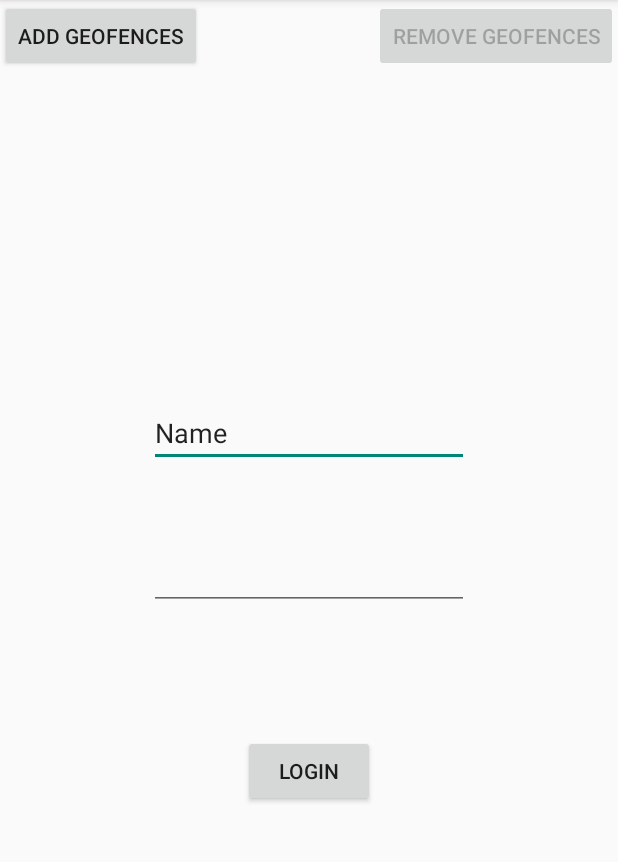
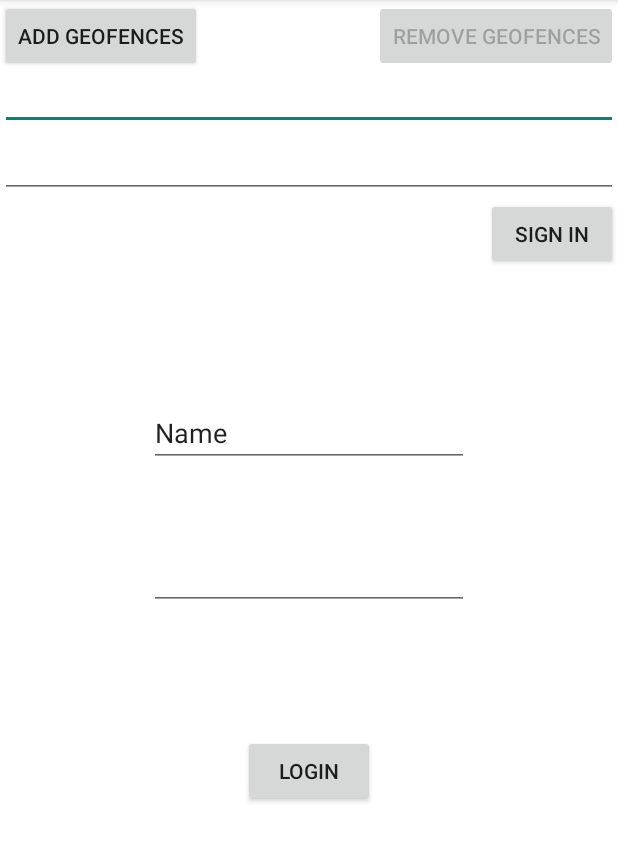
Before and after one commit to Hodov/Geofencing, an Android app: the screen it shows after launch (MainActivity), on a phone screen of 412 x 824 dp, the part 84-946 px from its top. Run offline under Robolectric (Android 15) with nearby library versions, the phone set to English and light mode, and no system bars; libraries missing offline, so code that uses them is left out: com.firebase.client; 5 statements that could not run were skipped.

```diff
--- a/app/src/main/AndroidManifest.xml
+++ b/app/src/main/AndroidManifest.xml
@@ -27,6 +27,7 @@ limitations under the License.
 
 
     <application
+        android:name=".MySingleton"
         android:allowBackup="true"
         android:icon="@drawable/ic_launcher"
         android:label="@string/app_name"
--- /dev/null
+++ b/app/src/main/java/com/google/android/gms/location/sample/geofencing/LoginFragment.java
@@ -0,0 +1,103 @@
+package com.google.android.gms.location.sample.geofencing;
+
+
+
+import android.os.Bundle;
+import android.support.v4.app.Fragment;
+import android.view.LayoutInflater;
+import android.view.View;
+import android.view.ViewGroup;
+import android.widget.Button;
+import android.widget.EditText;
+
+import com.firebase.client.AuthData;
+import com.firebase.client.Firebase;
+import com.firebase.client.FirebaseError;
+
+import java.util.Map;
+
+/**
+ * Created by Andrey on 12.03.2016.
+ */
+public class LoginFragment extends Fragment {
+    private Button mLoginButton;
+    private EditText mLoginText;
+    private EditText mPasswordText;
+
+    // The onCreateView method is called when Fragment should create its View object hierarchy,
+    // either dynamically or via XML layout inflation.
+    @Override
+    public View onCreateView(LayoutInflater inflater, ViewGroup parent, Bundle savedInstanceState) {
+        // Defines the xml file for the fragment
+
+        View view = inflater.inflate(R.layout.fragment_login, parent, false);
+
+        //Get the login widgets
+        mLoginButton = (Button) view.findViewById(R.id.loginbutton);
+        mLoginText = (EditText) view.findViewById(R.id.email);
+        mPasswordText = (EditText) view.findViewById(R.id.pass);
+
+        mLoginButton.setOnClickListener(new View.OnClickListener() {
+            public void onClick(View v) {
+                MySingleton s = (MySingleton) getActivity().getApplication();
+                signInUser(s.myFirebaseRef, mLoginText.getText().toString(), mPasswordText.getText().toString());
+                // Perform action on click
+            }
+        });
+
+        return view;
+    }
+
+    // This event is triggered soon after onCreateView().
+    // Any view setup should occur here.  E.g., view lookups and attaching view listeners.
+    @Override
+    public void onViewCreated(View view, Bundle savedInstanceState) {
+        // Setup any handles to view objects here
+        // EditText etFoo = (EditText) view.findViewById(R.id.etFoo);
+    }
+
+    private void signInUser(Firebase myFirebaseRef, String login, String pass) {
+        final String userLogin = login;
+
+        // Create a handler to handle the result of the authentication
+        Firebase.AuthResultHandler authResultHandler = new Firebase.AuthResultHandler() {
+            @Override
+            public void onAuthenticated(AuthData authData) {
+                // Authenticated successfully with payload authData
+                System.out.println("Залогинился");
+            }
+
+            @Override
+            public void onAuthenticationError(FirebaseError firebaseError) {
+                // Authenticated failed with error firebaseError
+                System.out.println("Еррор");
+                System.out.println(firebaseError);
+            }
+        };
+        // Or with an email/password combination
+        System.out.println(userLogin + "  + " + pass);
+        myFirebaseRef.authWithPassword(userLogin, pass, authResultHandler);
+
+        /*
+
+        myFirebaseRef.createUser(login, pass, new Firebase.ValueResultHandler<Map<String, Object>>() {
+            @Override
+            public void onSuccess(Map<String, Object> result) {
+                System.out.println("Successfully created user account with uid: " + result.get("uid"));
+
+                Firebase ref = new Firebase("https://barfly.firebaseio.com/users/" + userLogin);
+                ref.child("uid").setValue(result.get("uid"));
+            }
+
+            @Override
+            public void onError(FirebaseError firebaseError) {
+                System.out.println("Unsuccessfully created user account: " + firebaseError);
+                // there was an error
+            }
+        });
+
+    }
+*/
+
+    }
+}
--- a/app/src/main/java/com/google/android/gms/location/sample/geofencing/MainActivity.java
+++ b/app/src/main/java/com/google/android/gms/location/sample/geofencing/MainActivity.java
@@ -29,6 +29,7 @@ import android.net.wifi.WifiInfo;
 import android.net.wifi.WifiManager;
 import android.os.Bundle;
 import android.preference.PreferenceManager;
+import android.support.v4.app.FragmentTransaction;
 import android.support.v7.app.ActionBarActivity;
 import android.util.Log;
 import android.view.View;
@@ -36,6 +37,7 @@ import android.widget.Button;
 import android.widget.EditText;
 import android.widget.Toast;
 
+import com.firebase.client.AuthData;
 import com.firebase.client.Firebase;
 import com.firebase.client.FirebaseError;
 import com.google.android.gms.common.ConnectionResult;
@@ -105,7 +107,8 @@ public class MainActivity extends ActionBarActivity implements
     private Button mLoginButton;
     private EditText mLoginText;
     private EditText mPasswordText;
-    private Firebase myFirebaseRef;
+    //private Firebase myFirebaseRef;
+    private AuthData mAuthData;
 
     @Override
     public void onCreate(Bundle savedInstanceState) {
@@ -113,8 +116,22 @@ public class MainActivity extends ActionBarActivity implements
         setContentView(R.layout.main_activity2);
 
         //Init Firebase
-        Firebase.setAndroidContext(this);
-        myFirebaseRef = new Firebase("https://barfly.firebaseio.com/");
+//        Firebase.setAndroidContext(this);
+//        myFirebaseRef = new Firebase("https://barfly.firebaseio.com/");
+        MySingleton s = (MySingleton)this.getApplication();
+        s.myFirebaseRef.addAuthStateListener(new Firebase.AuthStateListener() {
+            @Override
+            public void onAuthStateChanged(AuthData authData) {
+                mAuthData = authData;
+                if (authData != null) {
+
+                    // user is logged in
+                } else {
+                    // user is not logged in
+                }
+            }
+        });
+
         //sendData();
 
         //Get the login widgets
@@ -146,6 +163,28 @@ public class MainActivity extends ActionBarActivity implements
 
         // Kick off the request to build GoogleApiClient.
         buildGoogleApiClient();
+
+        if (userLogIn()) {
+            System.out.println("Юзер залогинен");
+            System.out.println(mAuthData);
+            // Begin the transaction
+            FragmentTransaction ft = getSupportFragmentManager().beginTransaction();
+            // Replace the contents of the container with the new fragment
+            ft.replace(R.id.placeholder, new LoginFragment());
+            // or ft.add(R.id.your_placeholder, new FooFragment());
+            // Complete the changes added above
+            ft.commit();
+        } else
+        {
+            System.out.println("Юзер не залогинен");
+            // Begin the transaction
+            FragmentTransaction ft = getSupportFragmentManager().beginTransaction();
+            // Replace the contents of the container with the new fragment
+            ft.replace(R.id.placeholder, new LoginFragment());
+            // or ft.add(R.id.your_placeholder, new FooFragment());
+            // Complete the changes added above
+            ft.commit();
+        }
 
 
     }
@@ -376,7 +415,8 @@ public class MainActivity extends ActionBarActivity implements
 
     public void signUpUserHandler(View view) {
         System.out.println("Отправляем");
-        signUpUser(myFirebaseRef, mLoginText.getText().toString(), mPasswordText.getText().toString());
+        MySingleton s = (MySingleton)this.getApplication();
+        signUpUser(s.myFirebaseRef, mLoginText.getText().toString(), mPasswordText.getText().toString());
     }
 
     private void signUpUser(Firebase myFirebaseRef, String login, String pass) {
@@ -388,10 +428,11 @@ public class MainActivity extends ActionBarActivity implements
             public void onSuccess(Map<String, Object> result) {
                 System.out.println("Successfully created user account with uid: " + result.get("uid"));
 
-                Firebase ref = new Firebase("https://barfly.firebaseio.com/users/"+userLogin);
+                Firebase ref = new Firebase("https://barfly.firebaseio.com/users/" + userLogin);
                 ref.child("uid").setValue(result.get("uid"));
 
             }
+
             @Override
             public void onError(FirebaseError firebaseError) {
                 System.out.println("Unsuccessfully created user account: " + firebaseError);
@@ -400,7 +441,6 @@ public class MainActivity extends ActionBarActivity implements
         });
 
     }
-
 
     private void sendData() {
         System.out.println("Сенд дата");
@@ -422,5 +462,16 @@ public class MainActivity extends ActionBarActivity implements
         });*/
     }
 
+    private Boolean userLogIn() {
+        if (mAuthData != null) {
+            return true;
+        }
+        else {
+            return false;
+        }
+    }
+
+
+
 
 }
--- /dev/null
+++ b/app/src/main/java/com/google/android/gms/location/sample/geofencing/MySingleton.java
@@ -0,0 +1,19 @@
+package com.google.android.gms.location.sample.geofencing;
+
+import android.app.Application;
+
+import com.firebase.client.Firebase;
+
+/**
+ * Created by Andrey on 12.03.2016.
+ */
+public class MySingleton extends Application {
+    public Firebase myFirebaseRef;
+    @Override
+    public void onCreate() {
+        super.onCreate();
+        Firebase.setAndroidContext(this);
+        myFirebaseRef = new Firebase("https://barfly.firebaseio.com/");
+    }
+
+}
--- /dev/null
+++ b/app/src/main/res/layout/fragment_login.xml
@@ -0,0 +1,40 @@
+<?xml version="1.0" encoding="utf-8"?>
+<RelativeLayout xmlns:android="http://schemas.android.com/apk/res/android"
+    android:orientation="vertical"
+    android:layout_width="match_parent"
+    android:layout_height="match_parent"
+    android:background="@android:color/white">
+
+    <EditText
+        android:layout_width="match_parent"
+        android:layout_height="wrap_content"
+        android:inputType="textEmailAddress"
+        android:ems="10"
+        android:id="@+id/email"
+        android:layout_marginTop="41dp"
+        android:layout_alignParentTop="true"
+        android:layout_alignParentLeft="true"
+        android:layout_alignParentStart="true" />
+
+    <EditText
+        android:layout_width="match_parent"
+        android:layout_height="wrap_content"
+        android:inputType="textPassword"
+        android:ems="10"
+        android:id="@+id/pass"
+        android:layout_below="@+id/email"
+        android:layout_alignParentLeft="true"
+        android:layout_alignParentStart="true" />
+
+    <Button
+        android:layout_width="wrap_content"
+        android:layout_height="wrap_content"
+        android:text="Sign In"
+        android:id="@+id/loginbutton"
+        android:layout_below="@+id/pass"
+        android:layout_alignParentRight="true"
+        android:layout_alignParentEnd="true" />
+
+
+
+</RelativeLayout>
--- a/app/src/main/res/layout/main_activity2.xml
+++ b/app/src/main/res/layout/main_activity2.xml
@@ -2,6 +2,13 @@
 <RelativeLayout xmlns:android="http://schemas.android.com/apk/res/android"
     android:orientation="vertical" android:layout_width="match_parent"
     android:layout_height="match_parent">
+
+    <FrameLayout
+        android:id="@+id/placeholder"
+        android:layout_width="match_parent"
+        android:layout_height="match_parent"
+        android:background="@android:color/white">
+    </FrameLayout>
 
     <Button
         android:id="@+id/remove_geofences_button"
```
Also changed, not shown: app/src/main/java/com/google/android/gms/location/sample/geofencing/VisitorsFragment.java (added, +47 -0 lines), app/src/main/res/layout/fragment_signup.xml (added, +40 -0 lines), app/src/main/res/layout/fragment_visitors.xml (added, +12 -0 lines).
